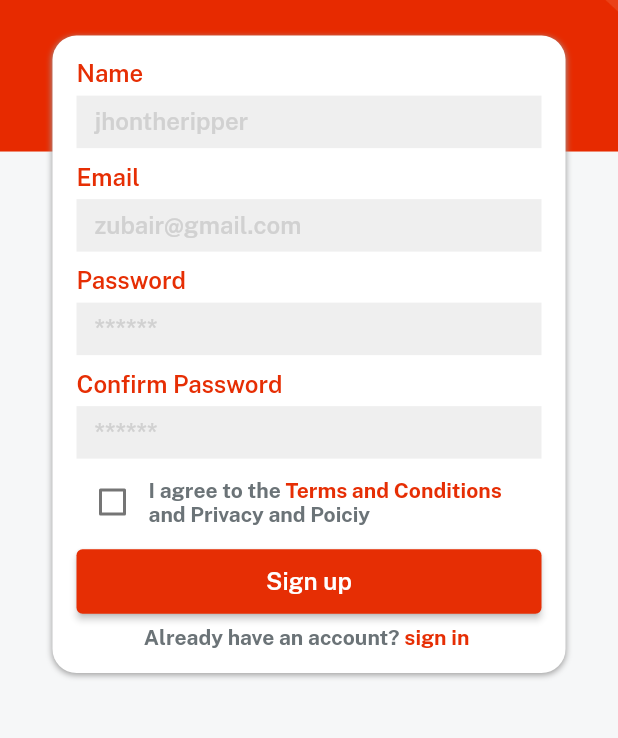
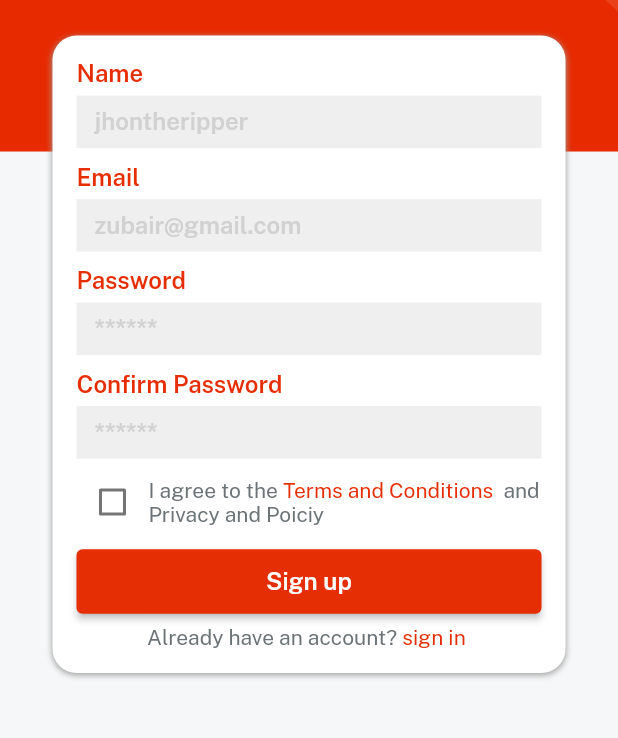
Before and after one commit to ZubairKhan94049/eMart-eCommerce-APP, a Flutter app: the SignupScreen screen opened directly, on a phone screen of 412 x 824 dp, the part 280-1018 px from its top. Run offline on Flutter 3.47's test engine with Material 2 defaults, Android fonts, the phone set to English and light mode, and no system bars; our stand-ins replace get.

Commit message:
auth screen ui complted both

```diff
--- a/lib/views/auth_screens/signup_screen.dart
+++ b/lib/views/auth_screens/signup_screen.dart
@@ -1,18 +1,21 @@
-import 'package:e_commerce/consts/lists.dart';
 import 'package:e_commerce/widget_common/applogo_widget.dart';
 import 'package:e_commerce/widget_common/bg_widget.dart';
 import 'package:e_commerce/widget_common/custom_button_widget.dart';
 import 'package:e_commerce/widget_common/customtextfield_widget.dart';
 import 'package:e_commerce/widget_common/largetext_widget.dart';
-import 'package:e_commerce/widget_common/smalltext_widget.dart';
-import 'package:get/instance_manager.dart';
 import 'package:get/route_manager.dart';
 
 import '../../consts/consts.dart';
 
-class SignupScreen extends StatelessWidget {
+class SignupScreen extends StatefulWidget {
   const SignupScreen({super.key});
 
+  @override
+  State<SignupScreen> createState() => _SignupScreenState();
+}
+
+class _SignupScreenState extends State<SignupScreen> {
+  bool? isCheck = false;
   @override
   Widget build(BuildContext context) {
     var size = MediaQuery.of(context).size;
@@ -80,8 +83,12 @@ class SignupScreen extends StatelessWidget {
                     children: [
                       Checkbox(
                           checkColor: redColor,
-                          value: false,
-                          onChanged: (val) {}),
+                          value: isCheck,
+                          onChanged: (val) {
+                            setState(() {
+                              isCheck = val;
+                            });
+                          }),
                       const SizedBox(
                         height: 10,
                       ),
@@ -92,25 +99,25 @@ class SignupScreen extends StatelessWidget {
                               text: "I agree to the ",
                               style: TextStyle(
                                 color: fontGrey,
-                                fontFamily: bold,
+                                fontFamily: regular,
                               )),
                           TextSpan(
                               text: "Terms and Conditions ",
                               style: TextStyle(
                                 color: redColor,
-                                fontFamily: bold,
+                                fontFamily: regular,
                               )),
                           TextSpan(
                               text: " and",
                               style: TextStyle(
                                 color: fontGrey,
-                                fontFamily: bold,
+                                fontFamily: regular,
                               )),
                           TextSpan(
                               text: " Privacy and Poiciy",
                               style: TextStyle(
                                 color: fontGrey,
-                                fontFamily: bold,
+                                fontFamily: regular,
                               )),
                         ])),
                       )
@@ -141,13 +148,13 @@ class SignupScreen extends StatelessWidget {
                           text: "Already have an account? ",
                           style: TextStyle(
                             color: fontGrey,
-                            fontFamily: bold,
+                            fontFamily: regular,
                           )),
                       TextSpan(
                           text: "sign in ",
                           style: TextStyle(
                             color: redColor,
-                            fontFamily: bold,
+                            fontFamily: regular,
                           )),
                     ])),
                   )
```
